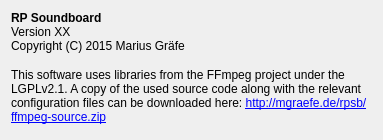
Above: src/about_qt.ui from MGraefe/RP-Soundboard before the change. Below: the same form after it.
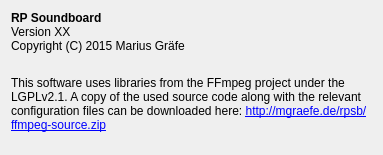
That is the form after the change. Icons and pictures are not drawn.

Diff of the .ui file:
```diff
--- a/src/about_qt.ui
+++ b/src/about_qt.ui
@@ -13,7 +13,7 @@
     <x>0</x>
     <y>0</y>
     <width>383</width>
-    <height>140</height>
+    <height>155</height>
    </rect>
   </property>
   <property name="sizePolicy">
```
Left out of the diff: 2 changed lines with no effect on the pictures.
